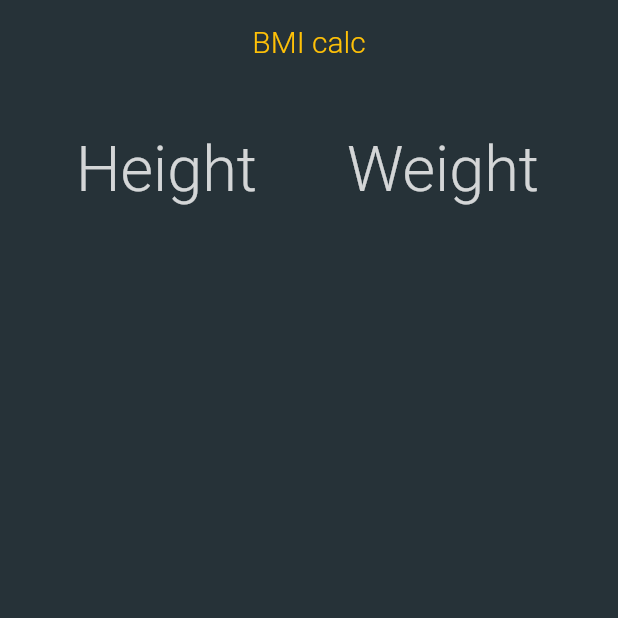
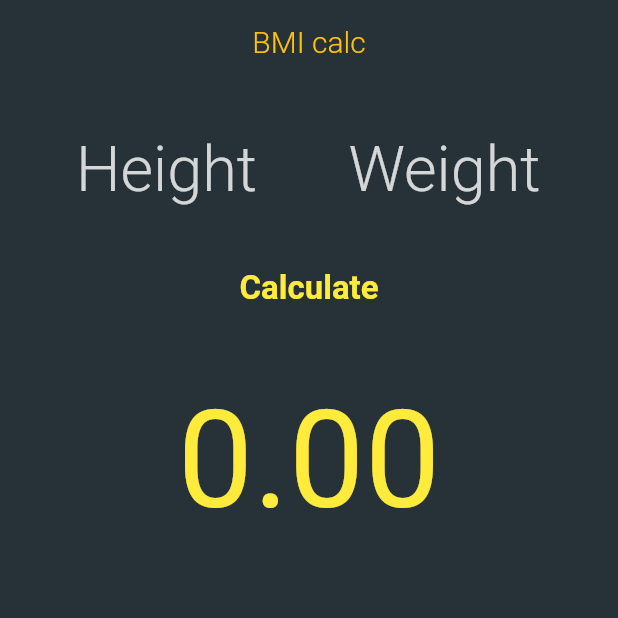
Before and after one commit to zaal-pixel/bmi_calculator_flutter, a Flutter app: the screen it shows after launch, on a phone screen of 412 x 824 dp, the top half of it. Run offline on Flutter 3.47's test engine with Material 2 defaults, Android fonts, the phone set to English and light mode, and no system bars.

Commit message:
01.12 commit. basic functions fulfilled

```diff
--- a/lib/home.dart
+++ b/lib/home.dart
@@ -1,4 +1,3 @@
-import 'package:bmi/constants.dart';
 import 'package:bmi/widgets/left_bar.dart';
 import 'package:bmi/widgets/right_bar.dart';
 import 'package:flutter/material.dart';
@@ -11,6 +10,10 @@ class HomeScreen extends StatefulWidget {
 }
 
 class _HomeScreenState extends State<HomeScreen> {
+  TextEditingController _heightController = TextEditingController();
+  TextEditingController _weightController = TextEditingController();
+  double _bmiResult = 0;
+  String _textResult = "";
   @override
   Widget build(BuildContext context) {
     return Scaffold(
@@ -30,10 +33,13 @@ class _HomeScreenState extends State<HomeScreen> {
             SizedBox(
               height: 20,
             ),
-            Row(mainAxisAlignment: MainAxisAlignment.spaceEvenly, children: [
+            Row(
+              mainAxisAlignment: MainAxisAlignment.spaceEvenly,
+              children: [
                 Container(
                   width: 130,
                   child: TextField(
+                    controller: _heightController,
                     style: TextStyle(
                       fontSize: 42,
                       fontWeight: FontWeight.w300,
@@ -53,6 +59,8 @@ class _HomeScreenState extends State<HomeScreen> {
                 Container(
                   width: 130,
                   child: TextField(
+                    controller: _weightController,
+                    textAlign: TextAlign.center,
                     style: TextStyle(
                       fontSize: 42,
                       fontWeight: FontWeight.w300,
@@ -69,7 +77,59 @@ class _HomeScreenState extends State<HomeScreen> {
                     ),
                   ),
                 )
-            ])
+              ],
+            ),
+            SizedBox(
+              height: 30,
+            ),
+            GestureDetector(
+              onTap: () {
+                double _h = double.parse(_heightController.text);
+                double _w = double.parse(_weightController.text);
+                setState(() {
+                  _bmiResult = _w / (_h * _h);
+                  if (_bmiResult > 25) {
+                    _textResult = "You\'re over weight";
+                  } else if (_bmiResult >= 18.5 && _bmiResult <= 25) {
+                    _textResult = "You have normal weight";
+                  } else {
+                    _textResult = "You\'re under weight";
+                  }
+                });
+              },
+              child: Container(
+                child: Text(
+                  "Calculate",
+                  style: TextStyle(
+                      fontSize: 22,
+                      fontWeight: FontWeight.bold,
+                      color: Colors.yellow),
+                ),
+              ),
+            ),
+            SizedBox(
+              height: 50,
+            ),
+            Container(
+              child: Text(
+                _bmiResult.toStringAsFixed(2),
+                style: TextStyle(fontSize: 90, color: Colors.yellow),
+              ),
+            ),
+            SizedBox(
+              height: 30,
+            ),
+            Visibility(
+                visible: _textResult.isNotEmpty,
+                child: Container(
+                  child: Text(
+                    _textResult,
+                    style: TextStyle(
+                        fontSize: 32,
+                        fontWeight: FontWeight.w400,
+                        color: Colors.yellow),
+                  ),
+                )),
           ],
         ),
       ),
--- a/lib/widgets/left_bar.dart
+++ b/lib/widgets/left_bar.dart
@@ -1,8 +1,8 @@
 import 'package:bmi/constants.dart';
 import 'package:flutter/material.dart';
 
-class RightBar extends StatelessWidget {
-  const RightBar({Key? key}) : super(key: key);
+class LeftBar extends StatelessWidget {
+  const LeftBar({Key? key}) : super(key: key);
 
   @override
   Widget build(BuildContext context) {
```
Lines whose indentation alone changed are shown as unchanged.
